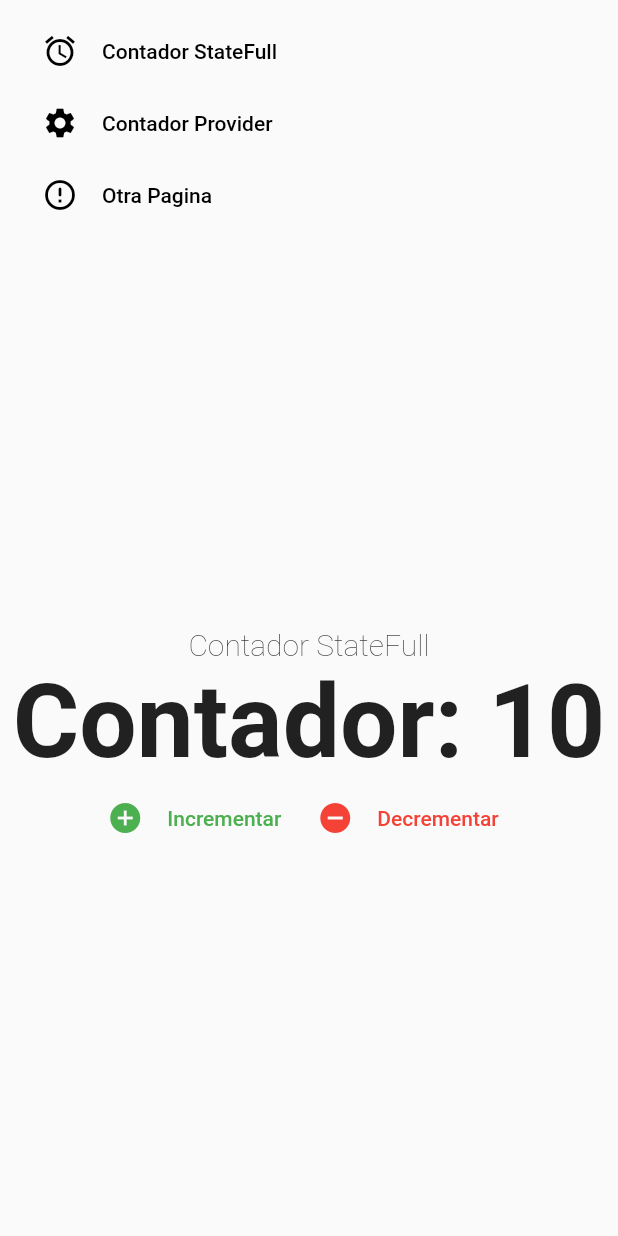
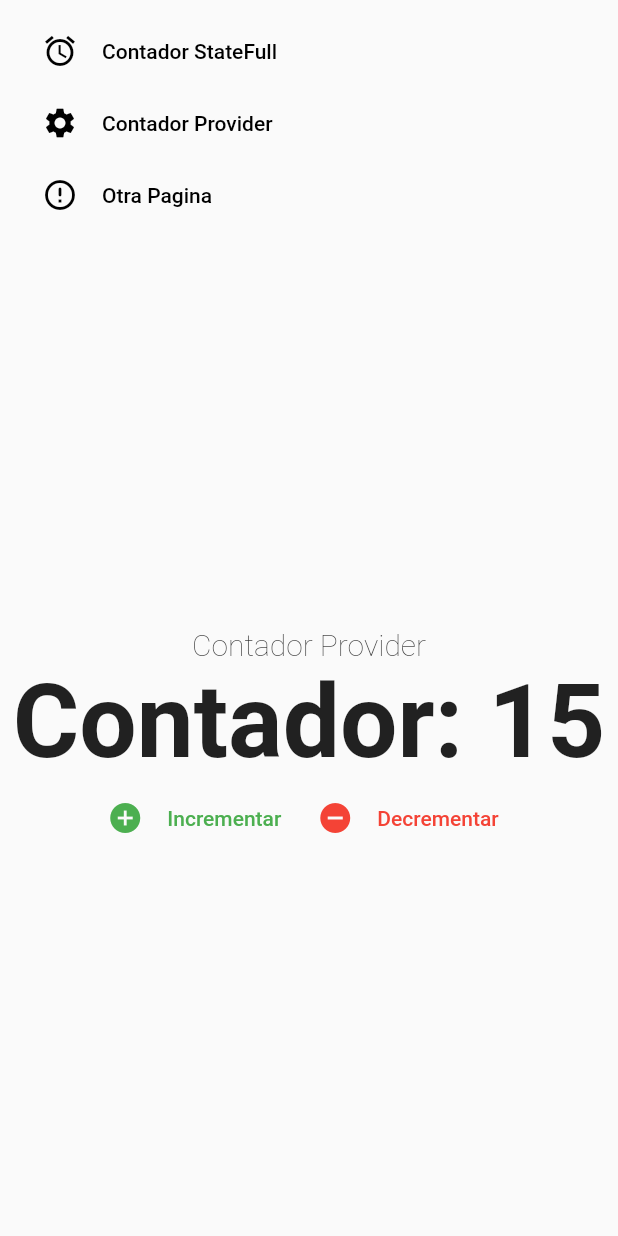
Before and after one commit to Jhonsebas77/udemy-flutter-web-basics, a Flutter app: the screen it shows after launch, after a tap on "Contador Provider", on a phone screen of 412 x 824 dp. Run offline on Flutter 3.47's test engine with Material 2 defaults, Android fonts, the phone set to English and light mode, and no system bars; our stand-ins replace fluro, get_it, url_strategy.

Commit message:
Add the navigation to other pages

```diff
--- a/lib/ui/router/router.dart
+++ b/lib/ui/router/router.dart
@@ -1,4 +1,5 @@
 import 'package:fluro/fluro.dart';
+import 'package:flutter_web_basics/ui/views/counter_view_provider.dart';
 import 'package:flutter_web_basics/ui/views/counter_view_statefull.dart';
 
 class Flurorouter {
@@ -8,10 +9,29 @@
     router.define(
       '/',
       handler: _counterHandler,
+      transitionType: TransitionType.fadeIn,
+    );
+    router.define(
+      '/statefull',
+      handler: _stateFullCounterHandler,
+      transitionType: TransitionType.fadeIn,
+    );
+    router.define(
+      '/provider',
+      handler: _providerCounterHandler,
+      transitionType: TransitionType.fadeIn,
     );
   }
 
   static Handler _counterHandler = Handler(
     handlerFunc: (context, params) => CounterViewStateFull(),
   );
+
+  static Handler _stateFullCounterHandler = Handler(
+    handlerFunc: (context, params) => CounterViewStateFull(),
+  );
+
+  static Handler _providerCounterHandler = Handler(
+    handlerFunc: (context, params) => CounterProviderView(),
+  );
 }
```
